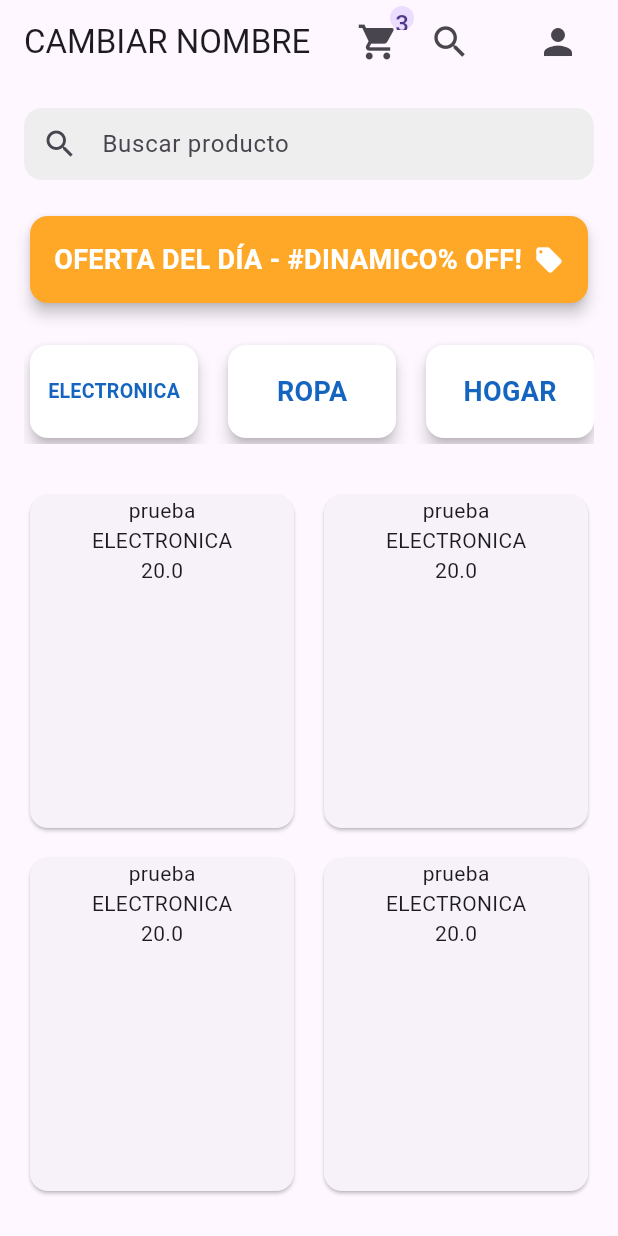
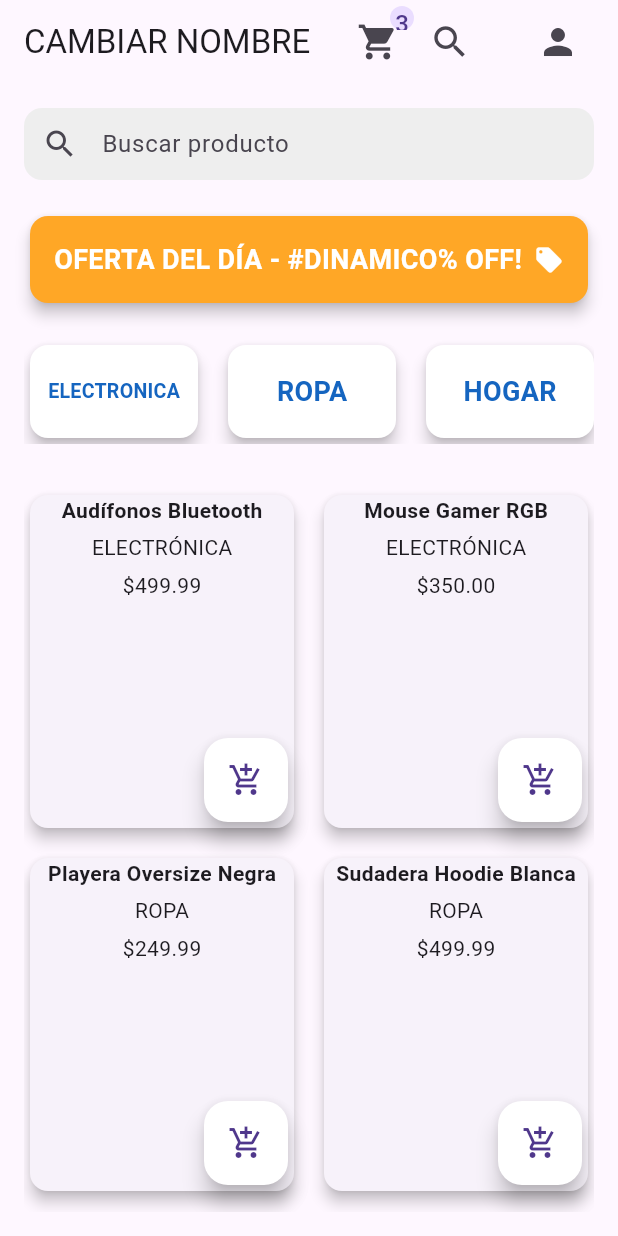
Before and after one commit to TLifeOfCris/MiniEcommerceApp, a Flutter app: the screen it shows after launch, on a phone screen of 412 x 824 dp. Run offline on Flutter 3.47's test engine with Material 3 defaults, Android fonts, the phone set to English and light mode, and no system bars.

Commit message:
Se agregó botón para agregar al carrito desde hometienda.dart y también se revisó que funcionara y si funciona

```diff
--- a/lib/main.dart
+++ b/lib/main.dart
@@ -34,6 +34,7 @@ class MyApp extends StatelessWidget {
           '/LogIn': (context) => LoginScreen(),
           '/profile': (context) => ProfileScreen(),
           '/Carrito': (context) => MiCarrito(),
+
         },
         home: //WelcomeScreen()
         HomeTienda()
--- a/lib/provider/cartprovider.dart
+++ b/lib/provider/cartprovider.dart
@@ -53,7 +53,7 @@ class CartProvider with ChangeNotifier {
         if (index >= 0) {
       _items[index].quantity++;
     } else {
-      _items.add(CartItem(product: product, quantity: 1));
+      _items.add(CartItem(product: product, quantity: 1, ));
     }
     notifyListeners();
   }
--- a/lib/provider/provider.dart
+++ b/lib/provider/provider.dart
@@ -7,9 +7,77 @@ class ProductProvider extends ChangeNotifier{
   List<String> categorias = ['ELECTRONICA', 'ROPA', 'HOGAR', 'MASCOTAS'];
 
 
-  List<Product> productos = [Product(id: '1314', productName: 'prueba', category: 'ELECTRONICA', price: 20, description: 'PUREBA', stock: true),
-  Product(id: '1314', productName: 'prueba', category: 'ELECTRONICA', price: 20, description: 'PUREBA', stock: true),
-  Product(id: '1314', productName: 'prueba', category: 'ELECTRONICA', price: 20, description: 'PUREBA', stock: true), Product(id: '1314', productName: 'prueba', category: 'ELECTRONICA', price: 20, description: 'PUREBA', stock: true),
-  Product(id: '1314', productName: 'prueba', category: 'ELECTRONICA', price: 20, description: 'PUREBA', stock: true)];
+  List<Product> productos = [
+    Product(
+      id: '001',
+      productName: 'Audífonos Bluetooth',
+      category: 'ELECTRÓNICA',
+      price: 499.99,
+      description: 'Audífonos inalámbricos con cancelación de ruido.',
+      stock: true,
+    ),
+    Product(
+      id: '002',
+      productName: 'Mouse Gamer RGB',
+      category: 'ELECTRÓNICA',
+      price: 350.00,
+      description: 'Mouse ergonómico con 6 botones programables y luces RGB.',
+      stock: true,
+    ),
+
+    // ROPA
+    Product(
+      id: '003',
+      productName: 'Playera Oversize Negra',
+      category: 'ROPA',
+      price: 249.99,
+      description: 'Playera 100% algodón, corte oversize unisex.',
+      stock: true,
+    ),
+    Product(
+      id: '004',
+      productName: 'Sudadera Hoodie Blanca',
+      category: 'ROPA',
+      price: 499.99,
+      description: 'Sudadera de tela suave con gorro y bolsillo frontal.',
+      stock: false,
+    ),
+
+    // HOGAR
+    Product(
+      id: '005',
+      productName: 'Lámpara LED de escritorio',
+      category: 'HOGAR',
+      price: 299.00,
+      description: 'Luz cálida con brazo flexible y tres niveles de brillo.',
+      stock: true,
+    ),
+    Product(
+      id: '006',
+      productName: 'Taza térmica 400ml',
+      category: 'HOGAR',
+      price: 199.00,
+      description: 'Taza de acero inoxidable que mantiene tu bebida caliente.',
+      stock: true,
+    ),
+
+    // MASCOTAS
+    Product(
+      id: '007',
+      productName: 'Cama para gato mediana',
+      category: 'MASCOTAS',
+      price: 399.00,
+      description: 'Cama acolchada y lavable, ideal para gatos medianos.',
+      stock: true,
+    ),
+    Product(
+      id: '008',
+      productName: 'Correa retráctil para perro',
+      category: 'MASCOTAS',
+      price: 249.00,
+      description: 'Correa de 5m con freno automático y mango ergonómico.',
+      stock: true,
+    ),
+  ];
 
 }
--- a/lib/screens/tienda/hometienda.dart
+++ b/lib/screens/tienda/hometienda.dart
@@ -1,7 +1,9 @@
 
 import 'package:flutter/material.dart';
+import 'package:miniecommerceapp/provider/cartprovider.dart';
 import 'package:miniecommerceapp/provider/provider.dart';
 import 'package:miniecommerceapp/widgets/buttonscategories.dart';
+import 'package:provider/provider.dart';
 
 class HomeTienda extends StatelessWidget {
   const HomeTienda({super.key});
@@ -126,15 +128,34 @@ class HomeTienda extends StatelessWidget {
                     itemCount: ProductProvider().productos.length,
                     itemBuilder: (context, index){
                     final producto = ProductProvider().productos[index];
-                    return Card(
-                      child: Center(
-                      child: Column(
-                      children: <Widget> [
-                        Text(producto.productName),
-                        Text(producto.category),
-                        Text(producto.price.toString())
-                      ],
-                    )),);
+                    return Stack(
+                      children:
+                      [ Card(
+                        shape: RoundedRectangleBorder(borderRadius: BorderRadius.circular(12)),
+                        elevation: 4,
+                        child: Center(
+                        child: Column(
+                        children: <Widget> [
+                          Text(producto.productName, style: TextStyle(fontWeight: FontWeight.bold),),
+                          SizedBox(height: 5,),
+                          Text(producto.category),
+                          SizedBox(height: 5,),
+                          Text('\$${producto.price.toStringAsFixed(2)}'),
+                          SizedBox(height: 10,),
+                          //FilledButton.icon(onPressed: (){}, label: Text('Agregar'),icon: Icon(Icons.add),)
+                        ],
+                      )),),
+                      Positioned(
+                        right: 8,
+                        bottom: 8,
+                        child: FloatingActionButton(
+                          heroTag: 'add_${producto.id}',
+                          onPressed: () => context.read<CartProvider>().addToCart(producto),
+                          backgroundColor: Colors.white,child: const Icon(Icons.add_shopping_cart),
+                          )
+                          )
+                      ]
+                    );
                   }),
                 )
 
```
